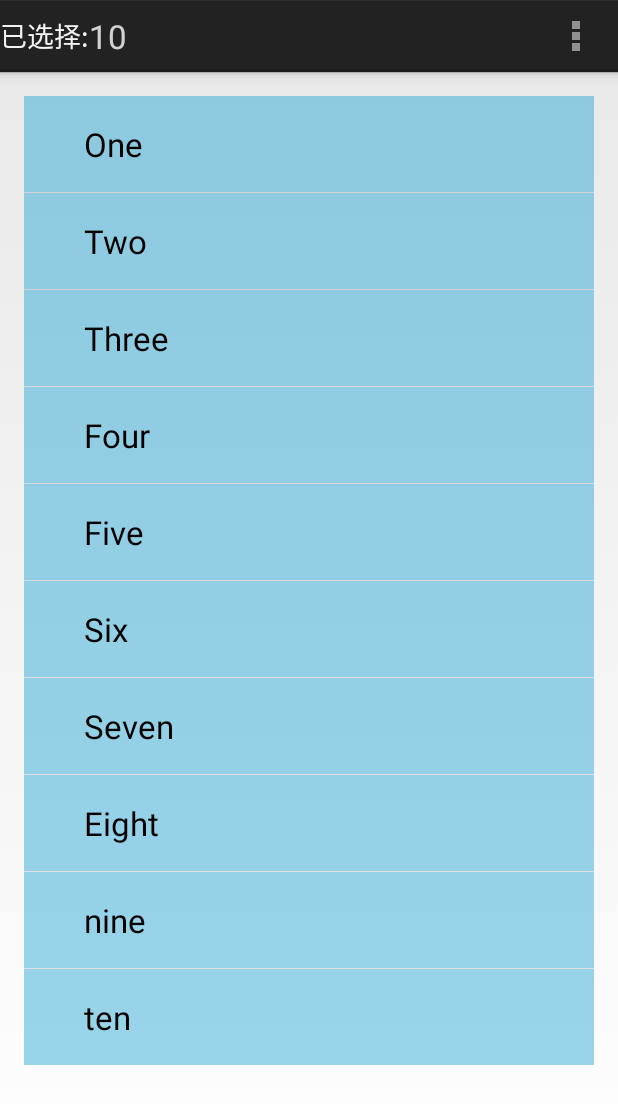
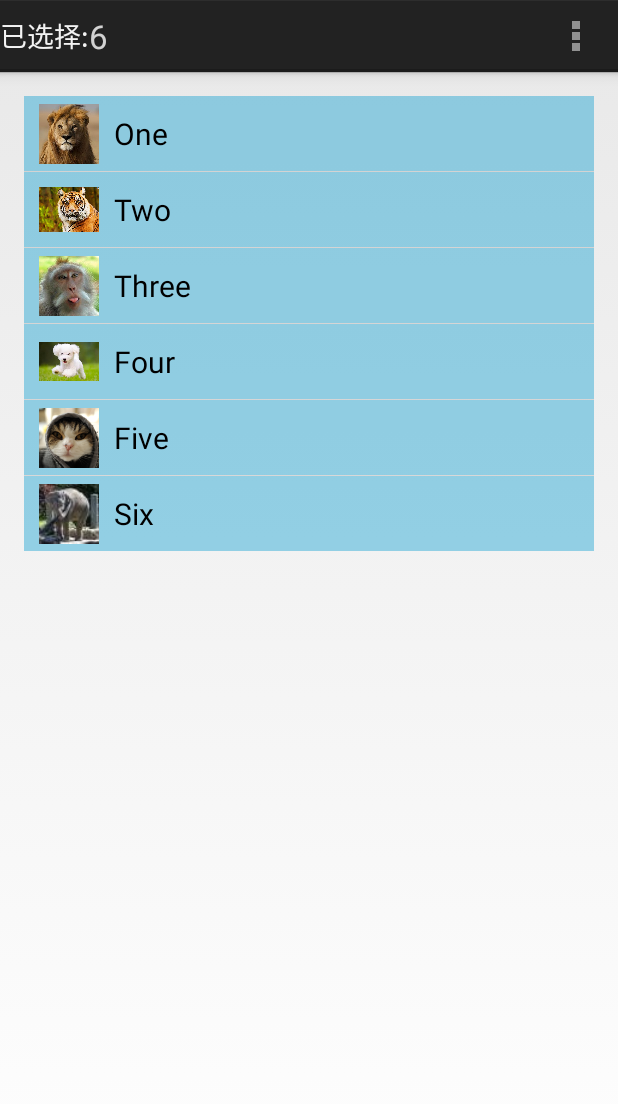
Before and after one commit to Sev7nzy/Lab, an Android app: the ChoiceModeMultipleActivity screen opened directly, with no data from a screen before it, in the options menu, after a tap on "全选", on a phone screen of 412 x 824 dp. Shown: the top 1104 px of the screen. Run offline under Robolectric (Android 15) with nearby library versions, the phone set to English and light mode, and no system bars.

Commit message:
commit info

```diff
--- a/Lab4/ActionMode/app/src/main/java/com/example/listmultichoise/MyListAdapter.java
+++ b/Lab4/ActionMode/app/src/main/java/com/example/listmultichoise/MyListAdapter.java
@@ -3,12 +3,16 @@ package com.example.listmultichoise;
 import android.annotation.SuppressLint;
 import android.content.Context;
 import android.graphics.drawable.Drawable;
+import android.text.TextUtils;
 import android.view.LayoutInflater;
 import android.view.View;
 import android.view.ViewGroup;
 import android.widget.BaseAdapter;
+import android.widget.ImageView;
 import android.widget.ListView;
+import android.widget.SimpleAdapter;
 import android.widget.TextView;
+
 
 public class MyListAdapter extends BaseAdapter {
 	private Context mContext;
@@ -16,14 +20,11 @@ public class MyListAdapter extends BaseAdapter {
 
 	private String[] mStrings = {
 			"One", "Two", "Three",
-			"Four", "Five", "Six",
-			"Seven", "Eight", "nine", "ten"
-			/*"Airedale", "Aisy Cendre",
-			"Allgauer Emmentaler", "Alverca", "Ambert", "American Cheese",
-			"Ami du Chambertin", "Anejo Enchilado",
-			"Anneau du Vic-Bilh", "Anthoriro"*/};
+			"Four", "Five", "Six"};
 
-
+	private  int[] imageIds=new int[]
+			{R.drawable.lion ,R.drawable.tiger , R.drawable.monkey, R.drawable.dog,R.drawable.cat,
+					R.drawable.elephant};
 	public MyListAdapter(Context context, ListView list) {
 		mContext = context;
 		mListView = list;
@@ -32,7 +33,6 @@ public class MyListAdapter extends BaseAdapter {
 	public int getCount() {
 		return mStrings.length;
 	}
-
 	@Override
 	public boolean areAllItemsEnabled() {
 		return false;
@@ -53,16 +53,15 @@ public class MyListAdapter extends BaseAdapter {
 
 	public View getView(int position, View convertView, ViewGroup parent) {
 		TextView tv;
-		if (convertView == null) {
-			tv = (TextView) LayoutInflater.from(mContext).inflate(
-					android.R.layout.simple_expandable_list_item_1, parent,
-					false);
-		} else {
-			tv = (TextView) convertView;
-		}
+		ImageView image;
+		View layout=View.inflate(mContext, R.layout.list_item, null);
+		image = (ImageView)layout.findViewById(R.id.image);
+		tv =(TextView)layout.findViewById(R.id.title);
 		tv.setText(mStrings[position]);
+        image.setImageResource(imageIds[position]);
 		updateBackground(position , tv);
-		return tv;
+		updateBackground(position, image);
+		return layout;
 	}
 
 	@SuppressLint("NewApi")
--- a/Lab4/ActionMode/app/src/main/res/layout/activity_list.xml
+++ b/Lab4/ActionMode/app/src/main/res/layout/activity_list.xml
@@ -1,4 +1,4 @@
-<RelativeLayout xmlns:android="http://schemas.android.com/apk/res/android"
+<LinearLayout xmlns:android="http://schemas.android.com/apk/res/android"
     xmlns:tools="http://schemas.android.com/tools"
     android:layout_width="match_parent"
     android:layout_height="match_parent"
@@ -13,4 +13,4 @@
         android:layout_height="wrap_content"
         />
 
-</RelativeLayout>
+</LinearLayout>
--- a/Lab4/ActionMode/app/src/main/res/layout/list_item.xml
+++ b/Lab4/ActionMode/app/src/main/res/layout/list_item.xml
@@ -1,17 +1,26 @@
-<RelativeLayout xmlns:android="http://schemas.android.com/apk/res/android"
-    xmlns:tools="http://schemas.android.com/tools"
+<?xml version="1.0" encoding="utf-8"?>
+<LinearLayout xmlns:android="http://schemas.android.com/apk/res/android"
     android:layout_width="match_parent"
     android:layout_height="match_parent"
-    android:paddingBottom="@dimen/activity_vertical_margin"
-    android:paddingLeft="@dimen/activity_horizontal_margin"
-    android:paddingRight="@dimen/activity_horizontal_margin"
-    android:paddingTop="@dimen/activity_vertical_margin"
-    tools:context=".ChoiceModeMultipleModalActivity" >
-
-    <TextView
-        android:id="@+id/title"
+    android:orientation="vertical">
+    <LinearLayout
         android:layout_width="match_parent"
         android:layout_height="wrap_content"
-        />
+        android:orientation="horizontal">
 
-</RelativeLayout>
+        <ImageView
+            android:id="@+id/image"
+            android:layout_width="50dp"
+            android:layout_height="50dp"
+            android:paddingLeft="10dp" />
+        <TextView
+            android:id="@+id/title"
+            android:layout_width="wrap_content"
+            android:layout_height="match_parent"
+            android:textSize="20dp"
+            android:textColor="#000"
+            android:gravity="center_vertical"
+            android:paddingLeft="10dp"
+            android:layout_weight="1"/>
+    </LinearLayout>
+</LinearLayout>
```
Also changed, not shown: Lab4/ActionMode/app/src/main/java/com/example/listmultichoise/ChoiceModeMultipleActivity.java (line endings or trailing spaces), Lab4/ActionMode/app/src/main/res/drawable-hdpi/cat.png (added), Lab4/ActionMode/app/src/main/res/drawable-hdpi/dog.jpeg (added), Lab4/ActionMode/app/src/main/res/drawable-hdpi/elephant.jpg (added), Lab4/ActionMode/app/src/main/res/drawable-hdpi/lion.jpeg (added), Lab4/ActionMode/app/src/main/res/drawable-hdpi/monkey.jpeg (added), Lab4/ActionMode/app/src/main/res/drawable-hdpi/tiger.jpg (added), 89 other files.
